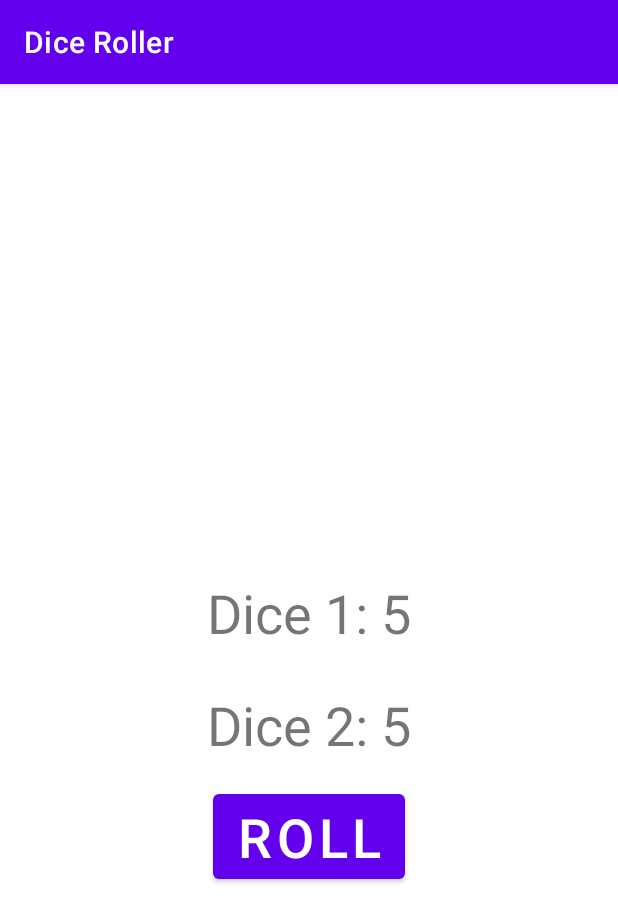
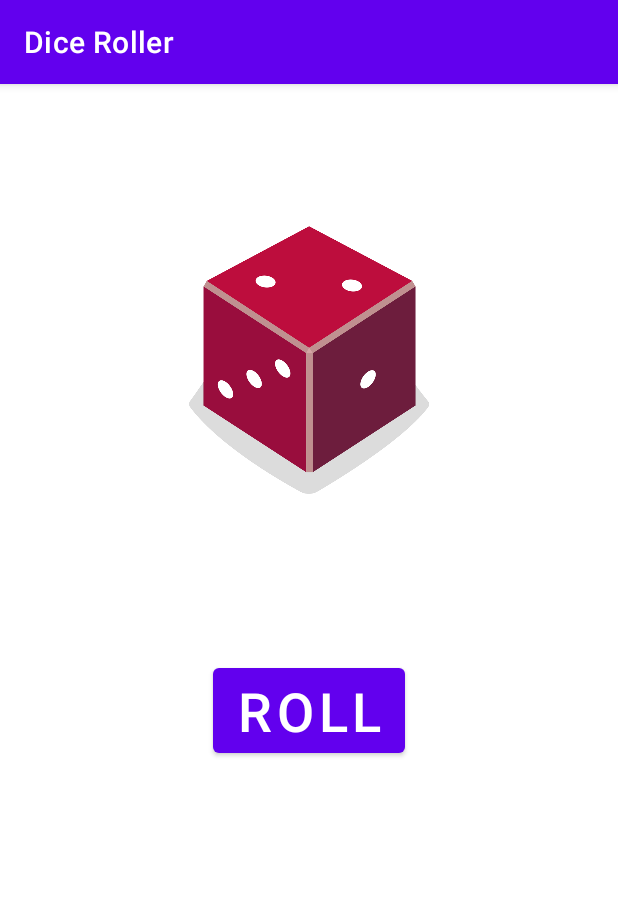
Before and after one commit to MonteiroFelicianoJoao/Roller_Dice_App, an Android app: the screen it shows after launch (MainActivity), after a tap on "ROLL", on a phone screen of 412 x 824 dp. Shown: the top 922 px of the screen. Run offline under Robolectric (Android 15) with nearby library versions, the phone set to English and light mode, and no system bars.

Commit message:
Testing setImage

```diff
--- a/app/src/main/java/com/example/diceroller/MainActivity.kt
+++ b/app/src/main/java/com/example/diceroller/MainActivity.kt
@@ -3,7 +3,7 @@ package com.example.diceroller
 import androidx.appcompat.app.AppCompatActivity
 import android.os.Bundle
 import android.widget.Button
-import android.widget.TextView
+import android.widget.ImageView
 import com.example.diceroller.R.string.*
 
 
@@ -19,16 +19,12 @@ class MainActivity : AppCompatActivity() {
     private fun rollDice() {
         val dice = Dice(6)
         val diceRoll = dice.roll()
-        val resultTextView: TextView = findViewById(R.id.textView)
-        (getString(dice1_text) + " " + diceRoll.toString()).also { resultTextView.text = it }
-
-        val dice1 = Dice(6)
-        val diceRoll1 = dice1.roll()
-        val resultTextView2: TextView = findViewById(R.id.textView2)
-        (getString(dice2_text) + " " + diceRoll1.toString()).also { resultTextView2.text = it }
+        val diceImage: ImageView = findViewById(R.id.diceImageView)
+        diceImage.setImageResource(R.drawable.dice_2)
     }
 }
 
+//Dice class
 class Dice (private val numSides: Int) {
     fun roll(): Int {
         return (1..numSides).random()
--- a/app/src/main/res/layout/activity_main.xml
+++ b/app/src/main/res/layout/activity_main.xml
@@ -6,40 +6,27 @@
     android:layout_height="match_parent"
     tools:context=".MainActivity">
 
-    <TextView
-        android:id="@+id/textView"
-        android:layout_width="wrap_content"
-        android:layout_height="wrap_content"
-        android:layout_marginBottom="16dp"
-        android:textSize="36sp"
-        app:layout_constraintBottom_toTopOf="@+id/textView2"
-        app:layout_constraintEnd_toEndOf="parent"
-        app:layout_constraintHorizontal_bias="0.501"
-        app:layout_constraintStart_toStartOf="parent"
-        app:layout_constraintTop_toTopOf="parent"
-        app:layout_constraintVertical_bias="0.97"
-        tools:text="1" />
-
-    <TextView
-        android:id="@+id/textView2"
-        android:layout_width="wrap_content"
-        android:layout_height="wrap_content"
-        android:layout_marginBottom="16dp"
-        android:textSize="36sp"
-        app:layout_constraintBottom_toTopOf="@+id/button"
-        app:layout_constraintEnd_toEndOf="parent"
-        app:layout_constraintStart_toStartOf="parent"
-        tools:text="1" />
-
     <Button
         android:id="@+id/button"
         android:layout_width="wrap_content"
         android:layout_height="wrap_content"
+        android:layout_marginTop="16dp"
         android:layout_marginBottom="232dp"
         android:text="@string/roll"
         android:textSize="36sp"
         app:layout_constraintBottom_toBottomOf="parent"
         app:layout_constraintEnd_toEndOf="parent"
-        app:layout_constraintStart_toStartOf="parent" />
+        app:layout_constraintStart_toStartOf="parent"
+        app:layout_constraintTop_toBottomOf="@+id/diceImageView" />
+
+    <ImageView
+        android:id="@+id/diceImageView"
+        android:layout_width="160dp"
+        android:layout_height="200dp"
+        app:layout_constraintBottom_toTopOf="@+id/button"
+        app:layout_constraintEnd_toEndOf="parent"
+        app:layout_constraintStart_toStartOf="parent"
+        app:layout_constraintTop_toTopOf="parent"
+        tools:srcCompat="@drawable/dice_1" />
 
 </androidx.constraintlayout.widget.ConstraintLayout>
```
Also changed, not shown: app/src/main/res/drawable/dice_1.png (added), app/src/main/res/drawable/dice_2.png (added), app/src/main/res/drawable/dice_3.png (added), app/src/main/res/drawable/dice_4.png (added), app/src/main/res/drawable/dice_5.png (added), app/src/main/res/drawable/dice_6.png (added).
